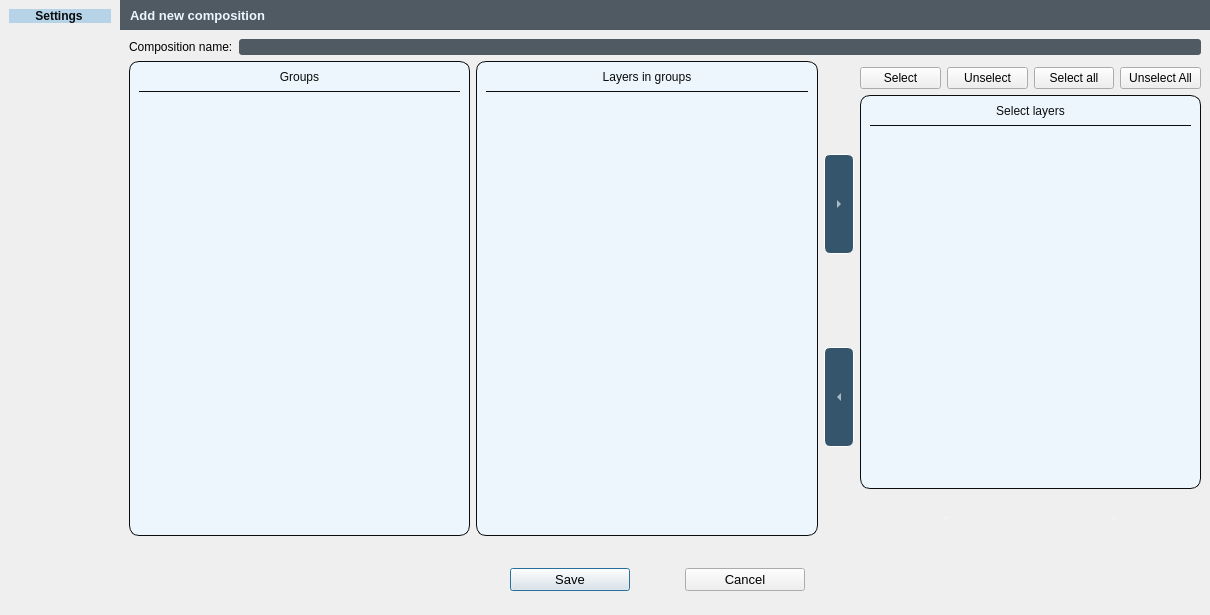
Qt form Kompozycje/nowa_kompozycja.ui (GIAPspzoo/GIAP_PolaMap_lite) before a commit.
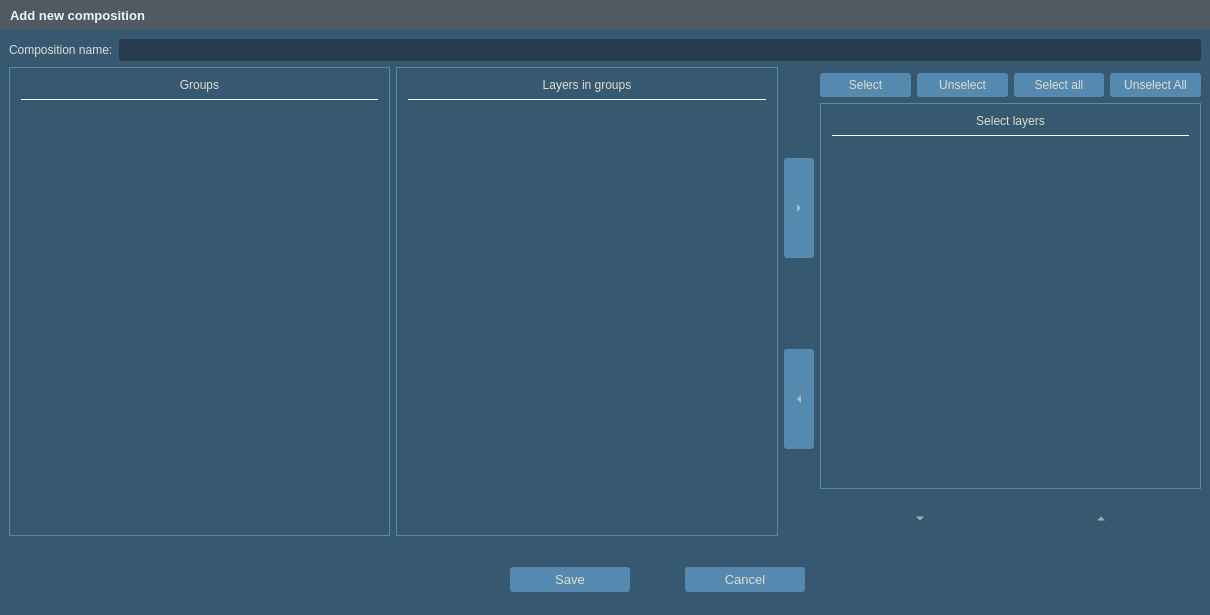
The same form after that commit. Icons and pictures are not drawn.

```diff
--- a/Kompozycje/nowa_kompozycja.ui
+++ b/Kompozycje/nowa_kompozycja.ui
@@ -45,104 +45,443 @@
     <normaloff>:/plugins/GIAP-giap_layout/icons/giap_logo.png</normaloff>:/plugins/GIAP-giap_layout/icons/giap_logo.png</iconset>
   </property>
   <property name="styleSheet">
-   <string notr="true">
-
-QAbstractItemView
-{
-	alternate-background-color:  #e6e6e6;
+   <string notr="true">* {
+background-color: #365871;
+selection-background-color:  #5589B0;
+color:#E0DECF;
+font: 10pt &quot;Segoe UI&quot;;
 }
-QComboBox
-{
-	selection-background-color: #b7d3e8;
-    background-color: #4f5a63;
-	border-style: solid;
-	border: 1px solid  #5689b0;
-	border-radius: 3px;
-	padding: 2px;
-	font: 9pt &quot;Segoe UI&quot;;
-    height: 20px;
+QLabel{
+font: 10pt &quot;Segoe UI&quot;;
+color:#E0DECF;
 }
 
-QComboBox:on
-{
-	background-color: #4f5a63;
-	padding-top: 3px;
-	padding-left: 1px;
-	selection-background-color: #4a4a4a;
-}
 
-QComboBox QAbstractItemView
-{
-	background-color: #4f5a63;
-	border-radius: 4px;
-	border: 1px solid  #6fb1e3;
-	selection-background-color: #4f5a63;
-    padding: 4px 10px 4px 10px;
-    width: 1.9em;
+QScrollBar:horizontal {
+    height: 15px;
 }
+QScrollBar::handle:horizontal {
+    background: #5589B0;
+    border-radius: 5px;
+    width: 10px;
+    margin: 2px 0 2px 0;
+}
+QScrollBar::add-line:horizontal, QScrollBar::sub-line:horizontal  {
+    border: 1px solid #365871;
+    background: #365871;
+    width: 12px;
+}
+ QScrollBar:vertical {
+     width: 15px;
+ }
+ QScrollBar::handle:vertical {
+     background: #5589B0;
+     height: 10px;
+     border-radius: 5px;
+         margin: 0px 2px 0px 2px;
+ }
+ QScrollBar::add-line:vertical{
+    border: 1px solid #365871;
+     background: #365871;
+     height: 12px;
+ }
 
-QComboBox::drop-down
-{
-	subcontrol-origin: padding;
-	subcontrol-position: top right;
-	width: 15px;
-    background-color: #5689b0;
-	border-left-width: 0;
-	border-left-color:  #1a2936;
-	border-left-style: solid;
-	border-top-right-radius: 3px; 
-	border-bottom-right-radius: 3px;
+ QScrollBar::sub-line:vertical {
+      border: 1px solid #365871;
+     background: #365871;
+     height: 12px;
+ }
+
+QAbstractScrollArea::corner {
+ border: 1px solid #365871;
+width: 0px;
+height: 0px;
 }
+QProgressBar {
+    border: 2px solid #263B4E;
+    border-radius: 5px;
+}
 
-QComboBox::down-arrow
-{
-	image: url(icons/down_arrow_disabled.png);
+QCheckBox::indicator:disabled {
+background-color: #465A68;}
+
+QLineEdit, QTextEdit{
+color:#E0DECF;
+min-height: 20px;
+border: 1px solid;
+border-radius: 3px;
+border-color: #263c4e;
+background-color: #263c4e;
 }
 
-QComboBox::down-arrow:on, 
-QComboBox::down-arrow:hover,
-QComboBox::down-arrow:focus
-{
-	image: url(icons/down_arrow.png);
+QLineEdit:focus{
+border: solid;
+border-style: solid;
+border-width: 1px;
+border-color: #E0DECF;
 }
 
-QLineEdit
-{
-	border: None;
-    border-radius: 3px;
-    background-color: #4f5a63;
+QPushButton {
+padding: 5px;
+border: none;
+border-width: 1px;
+border-radius: 3px;
+background-color: #5589B0;
 }
+QPushButton:checked {
+background-color: #5589B0;
+border: solid;
+border-width: 1px;
+border-color: #5589B0;
+}
 
-QGroupBox {
-border: 1px solid #5689b0;
+QPushButton:pressed {
+background-color: #5589B0;
+border: solid;
+border-width: 1px;
+border-color:#5589B0;
+}
+QPushButton:hover {
+background-color: #5589B0;
+border-radius: 3px;
+border: solid;
+border-style: solid;
+border-width: 1px;
+border-color: #E0DECF;
 }
 
 QToolButton {
-   border: 0 solid transparent;
-   color: #EDF6FC;
-   border-radius: 3px;
+border: none;
+border-width: 0px;
+border-radius: 3px;
+background-color: none;
 }
 
+QToolButton:checked {
+background-color:#5589B0;
+border-radius: 3px;
+border: solid;
+border-width: 1px;
+border-color: #5589B0;
+}
 QToolButton:hover {
-   background-color: #b7d3e8;
-   border: 1px solid #0A0C0D;
-   color: #0A0C0D;
+background-color: #5589B0;
+border-radius: 3px;
+border: solid;
+border-width: 1px;
+border-color: #E0DECF;
 }
 
+
 QToolButton:pressed {
-   background-color: #b7d3e8;
-   border: 1px solid #0A0C0D;
-   color: #0A0C0D;
+background-color:#5589B0;
+border: solid;
+border-width: 1px;
+border-color: #5589B0;
 }
 
-QListView:item:selected {
-   background-color: #6fb1e3;
+QToolButton::menu, QToolButton::menu-button {
+background-color: #263C4E;
+border: solid;
+border-width: 1px;
+border-color: #5589B0;
 }
+QMenuBar {
+selection-background-color:  #5589B0;
+}
+QMenu{
+border: 1px solid #263c4e;
 
-QListView:item:hover {
-   background-color: #6fb1e3;
 }
-   </string>
+
+QMenu::item:selected {
+background-color:  #5589B0;
+}
+
+QHeaderView::section {
+    background-color: #5589B0;
+    color: #E0DECF;
+    padding-left: 4px;
+    border: 1px solid #4F5A63;
+}
+
+QHeaderView::section:checked
+{
+    background-color: #5589B0;
+}
+
+QComboBox{
+min-height: 26px;
+}
+
+QComboBox QListView{
+selection-background-color:  #5589B0;
+    color: #E0DECF;
+     border: 1px solid #263c4e;
+}
+
+QComboBox:disabled {
+background-color: #465A68;
+color: black;
+}
+
+QComboBox:editable {
+border: 0px solid #5589B0;
+border-radius: 3px;
+background-color: #263c4e;
+padding: 0px 0px 0px 3px;
+}
+
+QComboBox:editable:focus{
+border: solid;
+border-style: solid;
+border-width: 1px;
+border-color: #E0DECF;
+}
+
+QComboBox:!editable {
+border: 0px solid #5589B0;
+border-radius: 3px;
+background-color: #263c4e;
+padding:0px 3px 0px 3px;
+}
+
+QComboBox:!editable:on {
+background-color: #263c4e;
+border: solid;
+border-width: 1px;
+border-color: #365871;
+padding:0px 5px 0px 3px;
+}
+
+QComboBox::drop-down {
+border-left: solid;
+border-width: 0px;
+background-color: #263c4e;
+border-radius: 3px;
+}
+QComboBox::drop-down:editable:on {
+background-color:#263c4e;
+border: solid;
+border-width: 1px;
+border-color: #263c4e;
+}
+
+QComboBox::drop-down:!editable:on {
+background-color: #263c4e;
+}
+
+QComboBox::down-arrow {
+        image:  url(:/plugins/GIAP-PolaMap/icons/branch-open.png);
+    width: 18px;
+    height: 28px;
+}
+
+QComboBox::down-arrow:hover, QComboBox::down-arrow:pressed{
+border: solid;
+border-width: 0px;
+border-color: #E0DECF;
+border-radius: 3px;
+margin:0px 3px 0px -1px;
+}
+
+QToolTip {
+color:#E0DECF;
+	font: 10pt &quot;Segoe UI&quot;;
+font-weight: normal;
+border-style: double;
+border: 1px;
+border-radius: 3px;
+background-color:#4F5A63;
+}
+
+Line{
+color: 1px solid #E0DECF;
+}
+
+QTabBar::tab {
+padding: 2px;
+color: #E0DECF;
+}
+QTabWidget::tab-bar {
+    left: 5px;
+}
+QTabWidget::pane {
+border: 1px solid #365871;
+border-top: 1px solid #5589B0;
+}
+
+QTabBar::tab:selected, QTabBar::tab:hover, QTabBar::tab:!selected:hover {
+font-weight: 450;
+padding: 3px;
+border-top: 1px solid #365871;
+border-right: 0px solid #E0DECF;
+border-left: 0px solid #E0DECF;
+border-bottom: 3px solid #E0DECF;
+margin-bottom: 2px;
+background: #5589B0;
+}
+
+QTabBar::tab:!selected {
+font-weight: 450;
+color: #E0DECF;
+border: 2px solid #365871;
+margin-bottom: 2px;
+padding: 3px;
+}
+
+QTreeView {
+    border: 1px solid;
+    border-color: #5589B0;
+    margin: 2px;
+   show-decoration-selected: 1;
+}
+
+QTreeView::item,
+QTreeView::branch {
+    color: #E0DECF;
+     padding: 2px;
+}
+
+QTreeView:branch:hover,
+QTreeView:item:hover
+{
+    background-color: #5589B0;
+}
+
+QTreeView:branch:selected,
+QTreeView:item:selected
+{
+    background-color: #5589B0;
+    color: #E0DECF;
+}
+
+QTreeView::branch:has-children:!has-siblings:closed,
+QTreeView::branch:closed:has-children:has-siblings {
+        border-image: none;
+        image: url(:/plugins/GIAP-PolaMap/icons/branch-closed.png);
+}
+
+QTreeView::branch:open:has-children:!has-siblings,
+QTreeView::branch:open:has-children:has-siblings  {
+        border-image: none;
+        image:  url(:/plugins/GIAP-PolaMap/icons/branch-open.png);
+}
+
+QProgressBar {
+    border: 2px solid #365871;
+    background-color: #365871;
+    border-radius: 3px;
+    text-align: center;
+    color: #E0DECF;
+}
+
+QProgressBar::chunk {
+    background-color: #5589B0;
+}
+QSpinBox, QDoubleSpinBox,
+QSpinBox:editable,
+QSpinBox:hover,
+QSpinBox:pressed,
+QDoubleSpinBox:editable,
+QDoubleSpinBox:hover,
+QDoubleSpinBox:pressed {
+    border: 1px solid;
+    border-radius: 3px;
+    border-color: #263c4e;
+background-color: #263c4e;
+}
+QSpinBox:focus, QDoubleSpinBox:focus {
+border-style: solid;
+border-width: 0px;
+border-color: #E0DECF;
+}
+QSpinBox:disabled, QDoubleSpinBox:disabled {
+  border: none;
+  border-bottom: 1px solid #263c4e;
+  border-radius: 0;
+  background: #263c4e;
+  color: #000000;
+}
+QSpinBox::up-button, QDoubleSpinBox::up-button{
+  subcontrol-origin: border;
+  subcontrol-position: top right;
+  border: 0px solid #E0DECF;
+  border-radius: 3;
+  background: #263c4e;
+}
+
+QSpinBox::down-button, QDoubleSpinBox::down-button {
+  subcontrol-origin: border;
+  subcontrol-position: bottom right;
+  border: 0px solid #E0DECF;
+  border-radius: 3;
+  background: #263c4e;
+}
+QSpinBox::down-button:hover, QDoubleSpinBox::down-button:hover, QSpinBox::up-button:hover, QDoubleSpinBox::up-button:hover {
+border: solid;
+border-width: 1px;
+border-color: #E0DECF;
+}
+
+QSpinBox::up-arrow:disabled,
+QSpinBox::up-arrow:off {
+  image: none;
+}
+
+QSpinBox::down-arrow:disabled,
+QSpinBox::down-arrow:off,
+ QDoubleSpinBox::down-arrow:disabled,
+QDoubleSpinBox::down-arrow:off{
+  image: none;
+}
+
+QTableView {
+    selection-background-color: #5589B0;
+}
+
+QGroupBox {
+    border-top: 1px solid #E0DECF;
+    margin-top: 5ex;
+}
+QGroupBox::title {
+    subcontrol-origin: margin;
+    padding: 0 5px;
+    }
+
+QDockWidget {
+    border: 10px solid lightgray;
+
+}
+
+QTableView, QListView
+        {
+            gridline-color:#4F5A63;
+            color: #E0DECF;
+            alternate-background-color: #4F5A63;
+            selection-background-color: #5589B0;
+            border: 1px solid #5589B0;
+        }
+QTableView::item, QListView::item
+        {
+            color: #E0DECF;
+        }
+QTableView::item:hover, QListView::item:hover
+        {
+            color: #E0DECF;
+            background: #5589B0;
+            selection-background-color: #5589B0;
+        }
+QTableView::item:focus, QListView::item:focus
+        {
+            color: #E0DECF;
+            background: #263B4E;
+        }
+QTableView::item:selected, QListView::item:selected
+        {
+            color: #E0DECF;
+            background-color: #5589B0;
+        }</string>
   </property>
   <property name="locale">
    <locale language="English" country="UnitedKingdom"/>
@@ -163,7 +502,7 @@
    <property name="spacing">
     <number>0</number>
    </property>
-   <item row="2" column="1">
+   <item row="2" column="0">
     <layout class="QHBoxLayout" name="horizontalLayout">
      <property name="spacing">
       <number>5</number>
@@ -272,7 +611,7 @@
      </item>
     </layout>
    </item>
-   <item row="1" column="1">
+   <item row="1" column="0">
     <widget class="QFrame" name="frame_main">
      <property name="sizePolicy">
       <sizepolicy hsizetype="Preferred" vsizetype="Expanding">
@@ -314,9 +653,49 @@
       <item row="1" column="1" rowspan="5">
        <widget class="QFrame" name="frame_layers">
         <property name="styleSheet">
-         <string notr="true">border: 1px solid #0A0C0D;
-border-radius: 10px;
-background-color: #EDF6FC;</string>
+         <string notr="true">QFrame {
+background-color: #365871;
+selection-background-color:  #5589B0;
+font: 10pt &quot;Segoe UI&quot;;
+padding: 2px;
+border: 1px solid #5589B0;
+}
+QLabel{
+font: 12pt &quot;Segoe UI&quot;;
+color:#E0DECF;
+}
+
+QScrollBar:horizontal {
+    height: 15px;
+}
+QScrollBar::handle:horizontal {
+    background: #5589B0;
+    border-radius: 5px;
+    width: 10px;
+    margin: 2px 0 2px 0;
+}
+
+ QScrollBar:vertical {
+     width: 15px;
+ }
+ QScrollBar::handle:vertical {
+     background: #5589B0;
+     height: 10px;
+     border-radius: 5px;
+	 margin: 0px 2px 0px 2px;
+ }
+ QScrollBar::add-line:vertical{
+border: 1px solid #365871;
+     background:#365871;
+     height: 12px;
+ }
+
+ QScrollBar::sub-line:vertical {
+border: 1px solid #365871;
+     background: #365871;
+     height: 12px;
+ }
+</string>
         </property>
         <property name="frameShape">
          <enum>QFrame::StyledPanel</enum>
@@ -337,10 +716,10 @@
             </size>
            </property>
            <property name="styleSheet">
-            <string notr="true">border-width: 0;
-border-radius: 0;
-border-bottom: 1px solid #0A0C0D;
-color: #0A0C0D;</string>
+            <string notr="true">border-bottom: 1px solid white;
+border-left: none;
+border-right: none;
+border-top: none;</string>
            </property>
            <property name="text">
             <string>Layers in groups</string>
@@ -398,9 +777,49 @@
       <item row="3" column="3">
        <widget class="QFrame" name="frame_5">
         <property name="styleSheet">
-         <string notr="true">border: 1px solid #0A0C0D;
-border-radius: 10px;
-background-color: #EDF6FC;</string>
+         <string notr="true">QFrame {
+background-color: #365871;
+selection-background-color:  #5589B0;
+font: 10pt &quot;Segoe UI&quot;;
+padding: 2px;
+border: 1px solid #5589B0;
+}
+QLabel{
+font: 12pt &quot;Segoe UI&quot;;
+color:#E0DECF;
+}
+
+QScrollBar:horizontal {
+    height: 15px;
+}
+QScrollBar::handle:horizontal {
+    background: #5589B0;
+    border-radius: 5px;
+    width: 10px;
+    margin: 2px 0 2px 0;
+}
+
+ QScrollBar:vertical {
+     width: 15px;
+ }
+ QScrollBar::handle:vertical {
+     background: #5589B0;
+     height: 10px;
+     border-radius: 5px;
+	 margin: 0px 2px 0px 2px;
+ }
+ QScrollBar::add-line:vertical{
+border: 1px solid #365871;
+     background:#365871;
+     height: 12px;
+ }
+
+ QScrollBar::sub-line:vertical {
+border: 1px solid #365871;
+     background: #365871;
+     height: 12px;
+ }
+</string>
         </property>
         <property name="frameShape">
          <enum>QFrame::StyledPanel</enum>
@@ -421,10 +840,10 @@
             </size>
            </property>
            <property name="styleSheet">
-            <string notr="true">border-width: 0;
-border-radius: 0;
-border-bottom: 1px solid #0A0C0D;
-color: #0A0C0D;</string>
+            <string notr="true">border-bottom: 1px solid white;
+border-left: none;
+border-right: none;
+border-top: none;</string>
            </property>
            <property name="text">
             <string>Select layers</string>
@@ -528,9 +947,49 @@
       <item row="1" column="0" rowspan="5">
        <widget class="QFrame" name="frame_groups">
         <property name="styleSheet">
-         <string notr="true">border: 1px solid #0A0C0D;
-border-radius: 10px;
-background-color: #EDF6FC;</string>
+         <string notr="true">QFrame {
+background-color: #365871;
+selection-background-color:  #5589B0;
+font: 10pt &quot;Segoe UI&quot;;
+padding: 2px;
+border: 1px solid #5589B0;
+}
+QLabel{
+font: 12pt &quot;Segoe UI&quot;;
+color:#E0DECF;
+}
+
+QScrollBar:horizontal {
+    height: 15px;
+}
+QScrollBar::handle:horizontal {
+    background: #5589B0;
+    border-radius: 5px;
+    width: 10px;
+    margin: 2px 0 2px 0;
+}
+
+ QScrollBar:vertical {
+     width: 15px;
+ }
+ QScrollBar::handle:vertical {
+     background: #5589B0;
+     height: 10px;
+     border-radius: 5px;
+	 margin: 0px 2px 0px 2px;
+ }
+ QScrollBar::add-line:vertical{
+border: 1px solid #365871;
+     background:#365871;
+     height: 12px;
+ }
+
+ QScrollBar::sub-line:vertical {
+border: 1px solid #365871;
+     background: #365871;
+     height: 12px;
+ }
+</string>
         </property>
         <property name="frameShape">
          <enum>QFrame::StyledPanel</enum>
@@ -551,10 +1010,10 @@
             </size>
            </property>
            <property name="styleSheet">
-            <string notr="true">border-width: 0;
-border-radius: 0;
-border-bottom: 1px solid #0A0C0D;
-color: #0A0C0D;</string>
+            <string notr="true">border-bottom: 1px solid white;
+border-left: none;
+border-right: none;
+border-top: none;</string>
            </property>
            <property name="text">
             <string>Groups</string>
@@ -643,108 +1102,10 @@
            </size>
           </property>
           <property name="styleSheet">
-           <string notr="true">* {
-	background-color: rgb(53, 85, 109);
-    font: 10pt &quot;Segoe UI&quot;; 
-	color: #EDF6FC;
-
-}
-QAbstractItemView
-{
-	alternate-background-color:  #e6e6e6;
-}
-QComboBox
-{
-	selection-background-color: #b7d3e8;
-    background-color: #4f5a63;
-	border-style: solid;
-	border: 1px solid  #5689b0;
-	border-radius: 3px;
-	padding: 2px;
-	font: 9pt &quot;Segoe UI&quot;;
-    height: 20px;
-}
-
-QComboBox:on
-{
-	background-color: #4f5a63;
-	padding-top: 3px;
-	padding-left: 1px;
-	selection-background-color: #4a4a4a;
-}
-
-QComboBox QAbstractItemView
-{
-	background-color: #4f5a63;
-	border-radius: 4px;
-	border: 1px solid  #6fb1e3;
-	selection-background-color: #4f5a63;
-    padding: 4px 10px 4px 10px;
-    width: 1.9em;
-}
-
-QComboBox::drop-down
-{
-	subcontrol-origin: padding;
-	subcontrol-position: top right;
-	width: 15px;
-    background-color: #5689b0;
-	border-left-width: 0;
-	border-left-color:  #1a2936;
-	border-left-style: solid;
-	border-top-right-radius: 3px; 
-	border-bottom-right-radius: 3px;
-}
-
-QComboBox::down-arrow
-{
-	image: url(icons/down_arrow_disabled.png);
-}
-
-QComboBox::down-arrow:on, 
-QComboBox::down-arrow:hover,
-QComboBox::down-arrow:focus
-{
-	image: url(icons/down_arrow.png);
-}
-
-QLineEdit
-{
-	border: None;
-    border-radius: 3px;
-    background-color: #4f5a63;
-}
-
-QGroupBox {
-border: 1px solid #5689b0;
-}
-
-QToolButton {
-	color: #EDF6FC;
-	border-radius: 6px;
-	border: 1px solid white;
-}
-
-QToolButton:hover {
-   background-color: #b7d3e8;
-   border: 1px solid #0A0C0D;
-   color: #0A0C0D;
-}
-
-QToolButton:pressed {
-   background-color: #b7d3e8;
-   border: 1px solid #0A0C0D;
-   color: #0A0C0D;
-}
-
-QListView:item:selected {
-   background-color: #6fb1e3;
-}
-
-QListView:item:hover {
-   background-color: #6fb1e3;
-}
-   </string>
+           <string notr="true">background-color: #5589B0;
+border: solid;
+border-width: 1px;
+border-color:#5589B0;</string>
           </property>
           <property name="text">
            <string>...</string>
@@ -763,129 +1124,10 @@
            </size>
           </property>
           <property name="styleSheet">
-           <string notr="true">* {
-	background-color: rgb(53, 85, 109);
-    font: 10pt &quot;Segoe UI&quot;; 
-	color: #EDF6FC;
-
-}
-QAbstractItemView
-{
-	alternate-background-color:  #e6e6e6;
-}
-QComboBox
-{
-	selection-background-color: #b7d3e8;
-    background-color: #4f5a63;
-	border-style: solid;
-	border: 1px solid  #5689b0;
-	border-radius: 3px;
-	padding: 2px;
-	font: 9pt &quot;Segoe UI&quot;;
-    height: 20px;
-}
-
-QComboBox:on
-{
-	background-color: #4f5a63;
-	padding-top: 3px;
-	padding-left: 1px;
-	selection-background-color: #4a4a4a;
-}
-
-QComboBox QAbstractItemView
-{
-	background-color: #4f5a63;
-	border-radius: 4px;
-	border: 1px solid  #6fb1e3;
-	selection-background-color: #4f5a63;
-    padding: 4px 10px 4px 10px;
-    width: 1.9em;
-}
-
-QComboBox::drop-down
-{
-	subcontrol-origin: padding;
-	subcontrol-position: top right;
-	width: 15px;
-    background-color: #5689b0;
-	border-left-width: 0;
-	border-left-color:  #1a2936;
-	border-left-style: solid;
-	border-top-right-radius: 3px; 
-	border-bottom-right-radius: 3px;
-}
-
-QComboBox::down-arrow
-{
-	image: url(icons/down_arrow_disabled.png);
-}
-
-QComboBox::down-arrow:on, 
-QComboBox::down-arrow:hover,
-QComboBox::down-arrow:focus
-{
-	image: url(icons/down_arrow.png);
-}
-
-QLineEdit
-{
-	border: None;
-    border-radius: 3px;
-    background-color: #4f5a63;
-}
-
-QPushButton {
-	color: #0A0C0D;
-	border: 1px solid #0A0C0D;
-	background-color: #b7d3e8;
-	border-radius: 3px;
-	padding: 4px;
-}
-
-QPushButton:hover {
-	font-weight: bold;
-}
-QPushButton:pressed {
-   background-color: #5689b0;
-   border: 1px solid #6fb1e3;
-}
-
-QPushButton:disabled
-{
-	color: gray;
-}
-
-QGroupBox {
-border: 1px solid #5689b0;
-}
-
-QToolButton {
-	color: #EDF6FC;
-	border-radius: 6px;
-	border: 1px solid white;
-}
-
-QToolButton:hover {
-   background-color: #b7d3e8;
-   border: 1px solid #0A0C0D;
-   color: #0A0C0D;
-}
-
-QToolButton:pressed {
-   background-color: #b7d3e8;
-   border: 1px solid #0A0C0D;
-   color: #0A0C0D;
-}
-
-QListView:item:selected {
-   background-color: #6fb1e3;
-}
-
-QListView:item:hover {
-   background-color: #6fb1e3;
-}
-   </string>
+           <string notr="true">background-color: #5589B0;
+border: solid;
+border-width: 1px;
+border-color:#5589B0;</string>
           </property>
           <property name="text">
            <string>...</string>
@@ -936,7 +1178,7 @@
      </layout>
     </widget>
    </item>
-   <item row="0" column="1">
+   <item row="0" column="0">
     <widget class="QFrame" name="frame_title">
      <property name="minimumSize">
       <size>
@@ -986,67 +1228,6 @@
      </widget>
     </widget>
    </item>
-   <item row="0" column="0" rowspan="3">
-    <widget class="QFrame" name="frame">
-     <property name="minimumSize">
-      <size>
-       <width>120</width>
-       <height>0</height>
-      </size>
-     </property>
-     <property name="font">
-      <font>
-       <family>Segoe UI Light</family>
-       <pointsize>8</pointsize>
-       <weight>9</weight>
-       <italic>false</italic>
-       <bold>false</bold>
-      </font>
-     </property>
-     <property name="styleSheet">
-      <string notr="true">
-          * {
-          color: #0A0C0D;
-          }
-          QFrame {
-          border-right: 2px solid #b7d3e8;
-          }
-      </string>
-     </property>
-     <layout class="QGridLayout" name="gridLayout_3">
-      <item row="1" column="0">
-       <spacer name="verticalSpacer_2">
-        <property name="orientation">
-         <enum>Qt::Vertical</enum>
-        </property>
-        <property name="sizeHint" stdset="0">
-         <size>
-          <width>20</width>
-          <height>40</height>
-         </size>
-        </property>
-       </spacer>
-      </item>
-      <item row="0" column="0">
-       <widget class="QLabel" name="label_side">
-        <property name="styleSheet">
-         <string notr="true">   background-color: #b7d3e8;
-   color: #0A0C0D;
-   font-weight: bold;
-   padding-left: 5px;
-   padding-right: 5px;</string>
-        </property>
-        <property name="text">
-         <string>Settings</string>
-        </property>
-        <property name="alignment">
-         <set>Qt::AlignCenter</set>
-        </property>
-       </widget>
-      </item>
-     </layout>
-    </widget>
-   </item>
   </layout>
  </widget>
  <tabstops>
```
